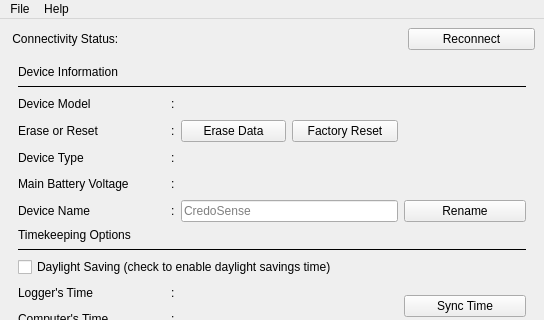
Qt form main/main_window.ui (CredoSenseInc/CredoWare) before a commit; both pictures show x 0 to 544 and y 0 to 320 of the 544 by 740 pixel window.
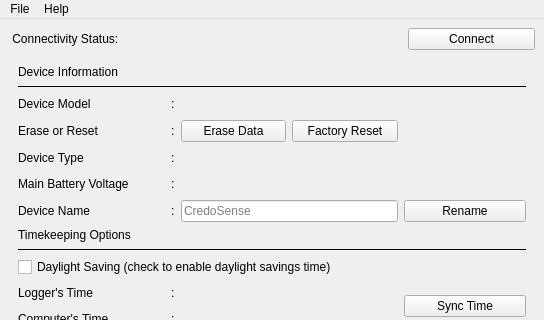
The same form after that commit.

Commit message:
Update v1.1.0 -Auto connect logger (No need to manually go to programming mode)
UI
-connect/disconnect button
-moved software reset window warning text in middle
-added confirmation popup on factory reset
-done button after reset closes the window

Misc
-separated battery and time read commands
-shortened some commands

Bugfix
-start stop option bugfix

```diff
--- a/main/main_window.ui
+++ b/main/main_window.ui
@@ -1359,7 +1359,7 @@
        <string>sdfj</string>
       </property>
       <property name="text">
-       <string>Reconnect</string>
+       <string>Connect</string>
       </property>
      </widget>
     </item>
```
Left out of the diff: 2 changed lines with no effect on the pictures. The commit also changes 7 other files.
